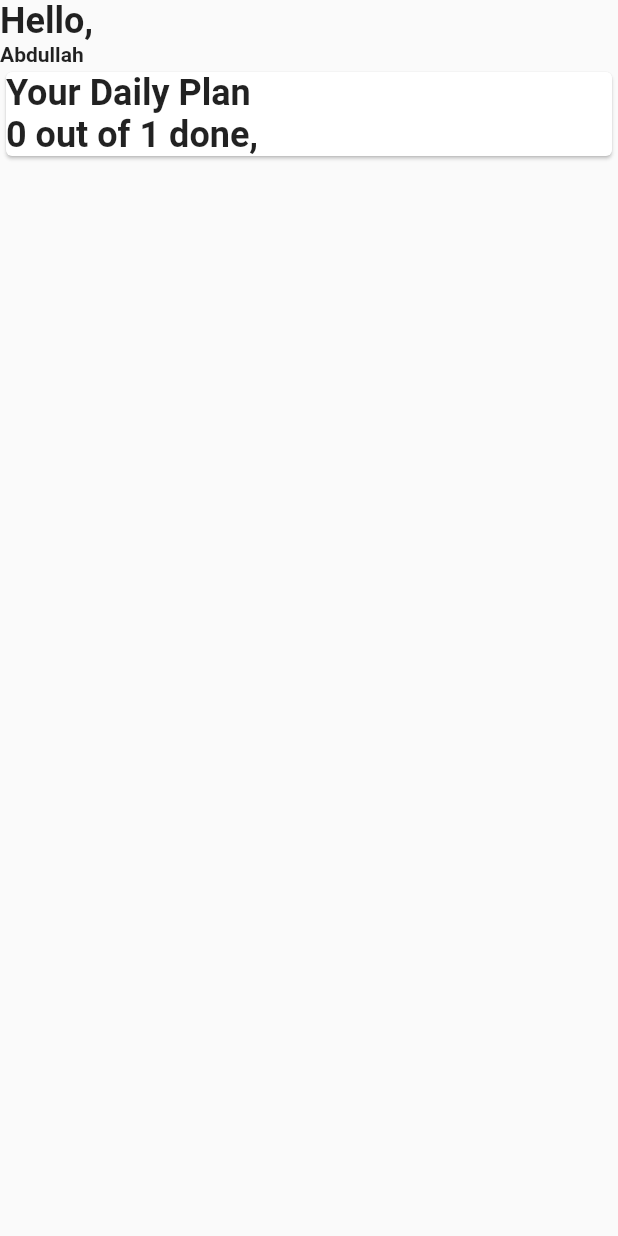
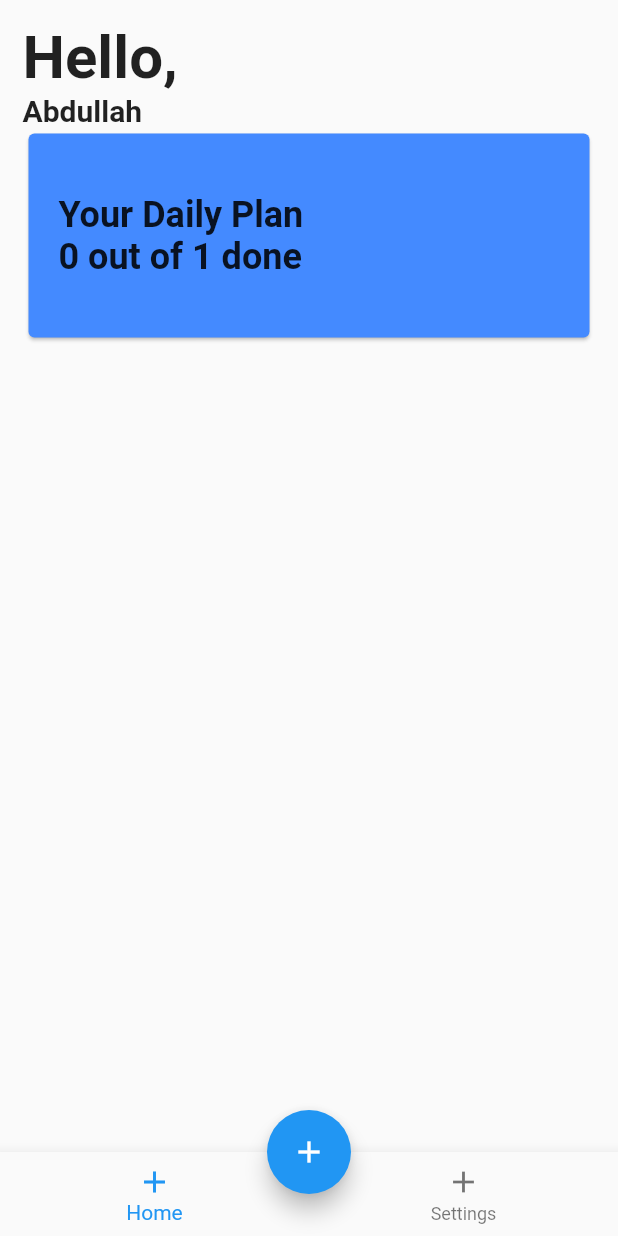
Before and after one commit to Abdullah-Ashehry/GDSC-FlutterWeekend, a Flutter app: the screen it shows after launch, on a phone screen of 412 x 824 dp. Run offline on Flutter 3.47's test engine with Material 2 defaults, Android fonts, the phone set to English and light mode, and no system bars; our stand-ins replace iconsax; missing offline and left inert: curved_nav_bar, flutter_verification_code.

```diff
--- a/lib/main.dart
+++ b/lib/main.dart
@@ -1,5 +1,8 @@
 import 'package:flutter/material.dart';
+import 'package:myprescription/pages/home_container.dart';
 import './pages/homepage.dart';
+import './pages/login.dart';
+import './pages/verification.dart';
 
 void main() {
   runApp(const MyApp());
@@ -16,7 +19,7 @@ class MyApp extends StatelessWidget {
       theme: ThemeData(
         primarySwatch: Colors.blue,
       ),
-      home: MyHomePage(),
+      home: HomeContainer(),
     );
   }
 }
--- /dev/null
+++ b/lib/pages/home_container.dart
@@ -0,0 +1,52 @@
+import 'package:curved_nav_bar/curved_bar/curved_action_bar.dart';
+import 'package:curved_nav_bar/fab_bar/fab_bottom_app_bar_item.dart';
+import 'package:curved_nav_bar/flutter_curved_bottom_nav_bar.dart';
+import 'package:flutter/material.dart';
+import 'package:myprescription/pages/homepage.dart';
+
+class HomeContainer extends StatefulWidget {
+  @override
+  State<HomeContainer> createState() => _HomeContainerState();
+}
+
+class _HomeContainerState extends State<HomeContainer> {
+  List<Widget> screens = [
+    MyHomePage(),
+    Container(
+      child: Text("hi"),
+    ),
+  ];
+
+  int index = 0;
+
+  @override
+  Widget build(BuildContext context) {
+    return Scaffold(
+      bottomNavigationBar: BottomNavigationBar(
+        items: [
+          BottomNavigationBarItem(
+            icon: Icon(Icons.add),
+            label: "Home",
+          ),
+          BottomNavigationBarItem(
+            icon: Icon(Icons.add),
+            label: "Settings",
+          ),
+        ],
+        onTap: (value) {
+          setState(() {
+            print(value);
+            index = value;
+          });
+        },
+        currentIndex: index,
+      ),
+      body: screens[index],
+      floatingActionButton: FloatingActionButton(
+        onPressed: () {},
+        child: Icon(Icons.add),
+      ),
+      floatingActionButtonLocation: FloatingActionButtonLocation.centerDocked,
+    );
+  }
+}
--- a/lib/pages/homepage.dart
+++ b/lib/pages/homepage.dart
@@ -1,5 +1,8 @@
 import 'package:flutter/material.dart';
 import 'package:flutter/widgets.dart';
+import 'package:curved_nav_bar/curved_bar/curved_action_bar.dart';
+import 'package:curved_nav_bar/fab_bar/fab_bottom_app_bar_item.dart';
+import 'package:curved_nav_bar/flutter_curved_bottom_nav_bar.dart';
 
 class MyHomePage extends StatefulWidget {
   MyHomePage({Key? key}) : super(key: key);
@@ -15,34 +18,45 @@ class _MyHomePageState extends State<MyHomePage> {
   Widget build(BuildContext context) {
     return Scaffold(
       body: SafeArea(
+        child: Padding(
+          padding: const EdgeInsets.all(15),
+          child: Container(
             child: Column(
               crossAxisAlignment: CrossAxisAlignment.start,
               children: <Widget>[
                 const Text(
                   'Hello,',
-              style: TextStyle(fontWeight: FontWeight.bold, fontSize: 24),
+                  style: TextStyle(fontWeight: FontWeight.bold, fontSize: 40),
                 ),
                 const Text(
                   "Abdullah",
-              style: TextStyle(fontWeight: FontWeight.bold),
+                  style: TextStyle(fontWeight: FontWeight.bold, fontSize: 20),
                 ),
                 Card(
+                  child: Padding(
+                    padding: const EdgeInsets.fromLTRB(20, 40, 20, 40),
                     child: Column(children: [
                       Row(children: [
                         Text(
                           'Your Daily Plan',
-                    style: TextStyle(fontWeight: FontWeight.bold, fontSize: 24),
+                          style: TextStyle(
+                              fontWeight: FontWeight.bold, fontSize: 24),
                         )
                       ]),
                       Row(children: [
                         Text(
-                    '0 out of 1 done,',
-                    style: TextStyle(fontWeight: FontWeight.bold, fontSize: 24),
+                          '0 out of 1 done',
+                          style: TextStyle(
+                              fontWeight: FontWeight.bold, fontSize: 24),
                         )
                       ])
                     ]),
+                  ),
+                  color: Colors.blueAccent,
                 )
               ],
+            ),
+          ),
         ),
       ),
     );
--- a/pubspec.yaml
+++ b/pubspec.yaml
@@ -29,6 +29,11 @@ environment:
 dependencies:
   flutter:
     sdk: flutter
+  curved_nav_bar: ^0.0.2
+  iconsax: ^0.0.8
+  flutter_verification_code: ^1.1.0
+
+
 
 
   # The following adds the Cupertino Icons font to your application.
@@ -38,6 +43,7 @@ dependencies:
 dev_dependencies:
   flutter_test:
     sdk: flutter
+
 
   # The "flutter_lints" package below contains a set of recommended lints to
   # encourage good coding practices. The lint set provided by the package is
```
Also changed, not shown: lib/pages/login.dart (added, +193 -0 lines), lib/pages/verification.dart (added, +138 -0 lines), pubspec.lock. Lines whose indentation alone changed are shown as unchanged.
